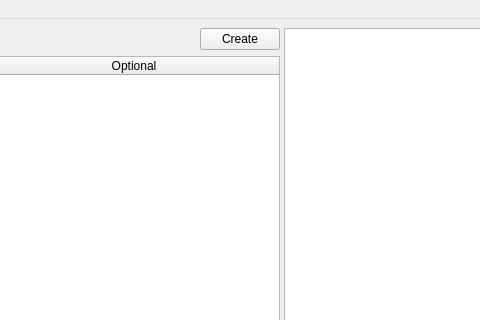
Above: som_gui/module/main_window/qt/MainWindow.ui from c-mellueh/SOM-Toolkit before the change; both pictures show x 727 to 1207 and y 0 to 320 of the 1512 by 740 pixel window. Below: the same form after it.
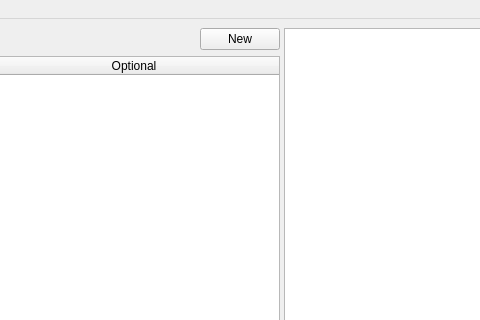
That is the form after the change. Icons and pictures are not drawn. Custom widgets are drawn as their Qt base class.

The edit to the form file:
```diff
--- a/som_gui/module/main_window/qt/MainWindow.ui
+++ b/som_gui/module/main_window/qt/MainWindow.ui
@@ -203,7 +203,7 @@
                                                     </sizepolicy>
                                                 </property>
                                                 <property name="text">
-                                                    <string>Create</string>
+             <string>New</string>
                                                 </property>
                                                 <property name="autoDefault">
                                                     <bool>true</bool>
```
Left out of the diff: 44 changed lines with no effect on the pictures. Lines whose indentation alone changed are shown as unchanged.
